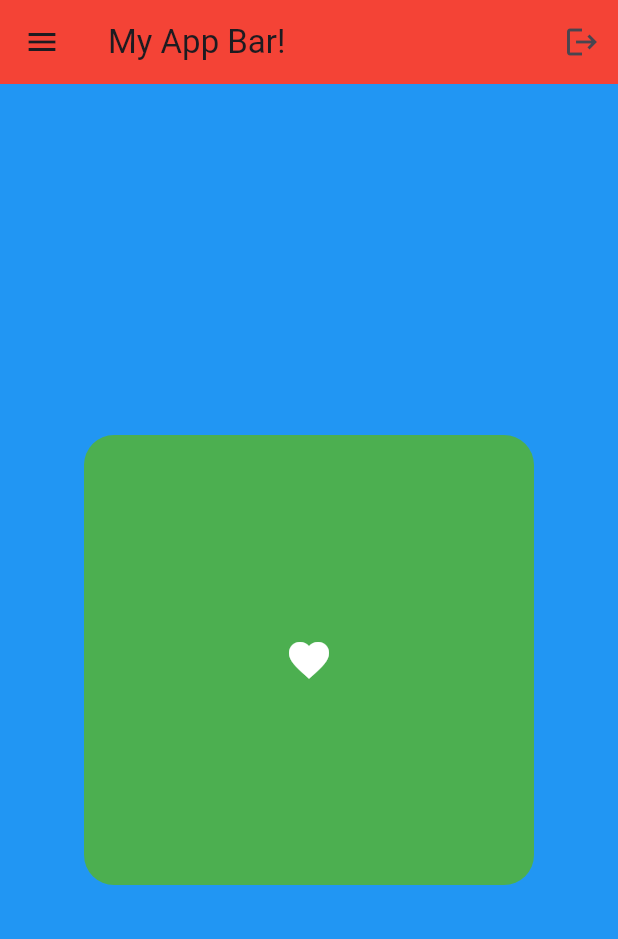
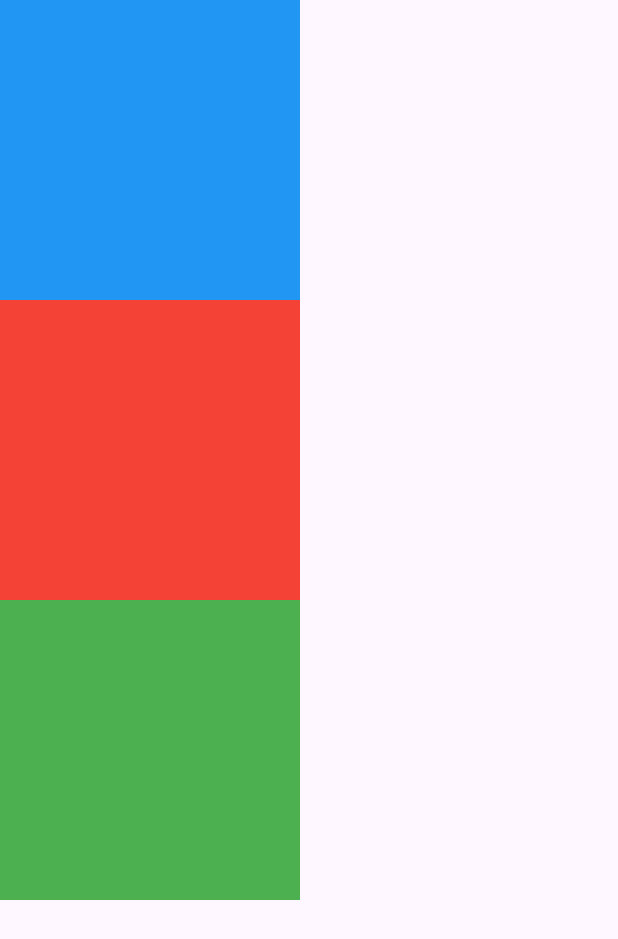
Before and after one commit to do2523/FlutterApp, a Flutter app: the screen it shows after launch, on a phone screen of 412 x 824 dp. Shown: the top 939 px of the screen. Run offline on Flutter 3.47's test engine with Material 3 defaults, Android fonts, the phone set to English and light mode, and no system bars.

Commit message:
Create Column Widget

```diff
--- a/lib/main.dart
+++ b/lib/main.dart
@@ -13,34 +13,24 @@ class MyApp extends StatelessWidget {
       debugShowCheckedModeBanner: false,
       // Skeleton Widget
       home: Scaffold(
-        backgroundColor: Colors.blue,
-        appBar: AppBar(
-          title: Text("My App Bar! "),
-          backgroundColor: Colors.red,
-          elevation: 0,
-          leading: Icon(Icons.menu),
-          actions: [
-            IconButton(onPressed: () {}, icon: Icon(Icons.logout))
-          ],
-        ),
-        body: Center (
-          child: Container(
-          height: 300,
-          width: 300,
-          decoration: BoxDecoration(
-          color: Colors.green,
-          borderRadius: BorderRadius.circular(20),
-          ),
-          child: Center(
-            child:Icon(
-              Icons.favorite,
-              color: Colors.white,
-              size: 32,
+        body: Column(
+          children: [
+            Container(
+              height: 200,
+              width: 200,
+              color: Colors.blue,
+            ),
+            Container(
+              height: 200,
+              width: 200,
+              color: Colors.red,
+            ),
+            Container(
+              height: 200,
+              width: 200,
+              color: Colors.green,
             )
-
-          ),
-          )
-      ),
+          ])
       ),
     );
   }
```
